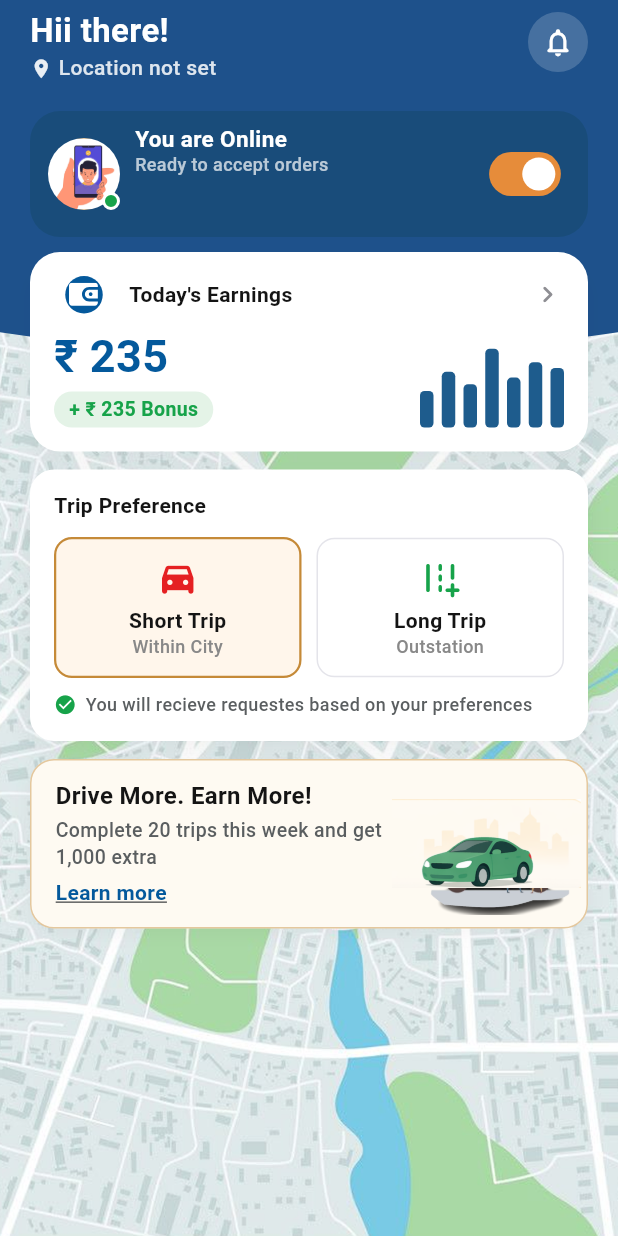
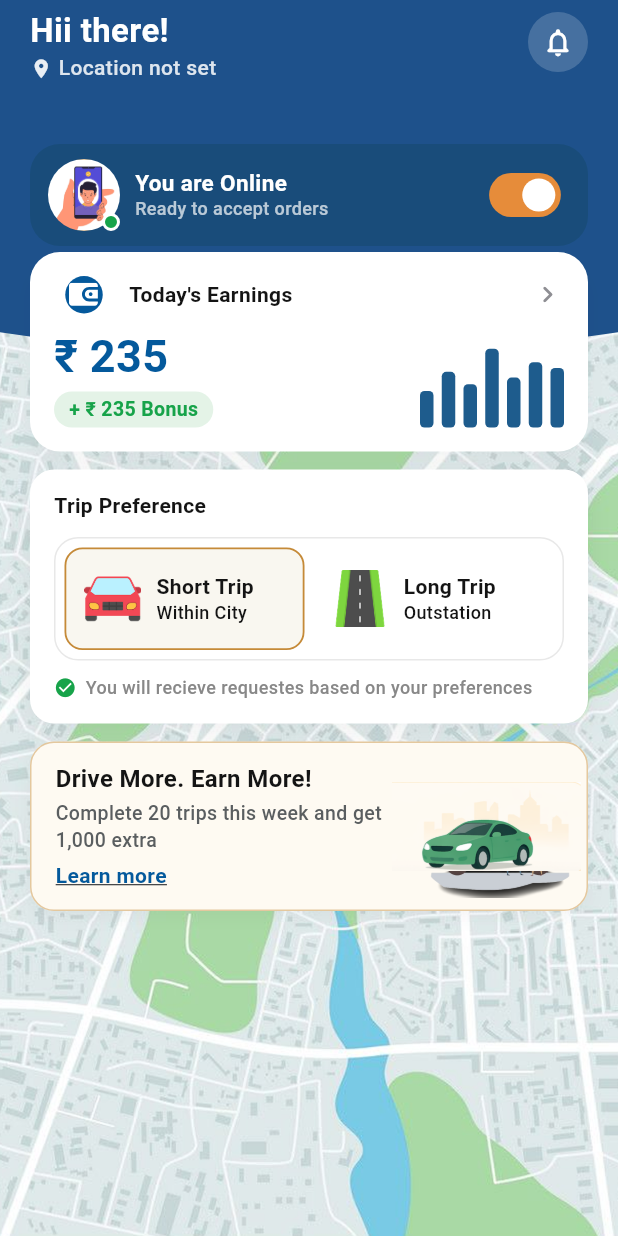
Before and after one commit to SHIDULPP/driveforme_driver, a Flutter app: the HomePage screen opened directly, on a phone screen of 412 x 824 dp. Run offline on Flutter 3.47's test engine with Material 3 defaults, Android fonts, the light colour scheme and no system bars; our stand-ins replace file_picker, flutter_dotenv, flutter_riverpod, flutter_secure_storage, flutter_svg, image_picker and 5 more; accounts and stored records are empty; network calls fail; Roboto replaces fonts that are missing (ClashGrotesk).

Commit message:
home page ui changes

```diff
--- a/lib/src/interfaces/main_pages/home_page.dart
+++ b/lib/src/interfaces/main_pages/home_page.dart
@@ -17,7 +17,6 @@ import 'package:flutter_svg/flutter_svg.dart';
 const _kHomeHeaderBlue = Color(0xFF1E518B);
 const _kOnlineCardBg = Color(0xFF164A72);
 const _kPromoCardBg = Color(0xFFFEFAF2);
-const _kTripSelectedBg = Color(0xFFFFF6EB);
 const _kToggleOrange = Color(0xFFE68C3A);
 const _kEarningsBarBlue = Color(0xFF1E5C8D);
 
@@ -29,6 +28,12 @@ const _kHeaderCurveDepth = 70.0;
 
 /// Pulls the earnings card up so ~40% sits on the blue header.
 const _kEarningsCardOverlap = 58.0;
+
+/// Height of the online status row at the bottom of the header.
+const _kOnlineCardHeight = 68.0;
+
+double _onlineCardTop(double topPadding) =>
+    topPadding + 8 + _kHeaderContentHeight - _kOnlineCardHeight;
 
 class HomePage extends ConsumerStatefulWidget {
   const HomePage({super.key});
@@ -62,8 +67,9 @@ class _HomePageState extends ConsumerState<HomePage> {
   }
 
   void _syncTripPreference(bool isShortTrip) {
-    ref.read(tripPreferenceProvider.notifier).state =
-        isShortTrip ? 'short_trip' : 'long_trip';
+    ref.read(tripPreferenceProvider.notifier).state = isShortTrip
+        ? 'short_trip'
+        : 'long_trip';
     ref.invalidate(availableTripsProvider);
   }
 
@@ -139,9 +145,7 @@ class _HomePageState extends ConsumerState<HomePage> {
               top: 0,
               left: 0,
               right: 0,
-              child: _HomeHeader(
-                isOnline: _isOnline,
-                onOnlineChanged: (value) => setState(() => _isOnline = value),
+              child: _HomeHeaderBackground(
                 contentHeight: _kHeaderContentHeight,
                 curveDepth: _kHeaderCurveDepth,
               ),
@@ -167,6 +171,15 @@ class _HomePageState extends ConsumerState<HomePage> {
                 ),
               ),
             ),
+            Positioned(
+              top: _onlineCardTop(topPadding),
+              left: 20,
+              right: 20,
+              child: _OnlineStatusCard(
+                isOnline: _isOnline,
+                onChanged: (value) => setState(() => _isOnline = value),
+              ),
+            ),
             if (currentTrip != null)
               Positioned(
                 left: 20,
@@ -186,16 +199,12 @@ class _HomePageState extends ConsumerState<HomePage> {
   }
 }
 
-class _HomeHeader extends ConsumerWidget {
-  const _HomeHeader({
-    required this.isOnline,
-    required this.onOnlineChanged,
+class _HomeHeaderBackground extends ConsumerWidget {
+  const _HomeHeaderBackground({
     required this.contentHeight,
     required this.curveDepth,
   });
 
-  final bool isOnline;
-  final ValueChanged<bool> onOnlineChanged;
   final double contentHeight;
   final double curveDepth;
 
@@ -305,15 +314,8 @@ class _HomeHeader extends ConsumerWidget {
                   ],
                 ),
                 const SizedBox(height: 14),
-                Expanded(
-                  child: Align(
-                    alignment: Alignment.bottomCenter,
-                    child: _OnlineStatusCard(
-                      isOnline: isOnline,
-                      onChanged: onOnlineChanged,
-                    ),
-                  ),
-                ),
+                const Spacer(),
+                const SizedBox(height: _kOnlineCardHeight),
               ],
             ),
           ),
@@ -416,7 +418,7 @@ class _OnlineStatusCard extends StatelessWidget {
               crossAxisAlignment: CrossAxisAlignment.start,
               children: [
                 Text(
-                  'You are Online',
+                  isOnline ? 'You are Online' : 'You are Offline',
                   style: kStyle(
                     kSemiBold,
                     kSize15,
@@ -426,7 +428,9 @@ class _OnlineStatusCard extends StatelessWidget {
                 ),
                 const SizedBox(height: 2),
                 Text(
-                  'Ready to accept orders',
+                  isOnline
+                      ? 'Ready to accept orders'
+                      : 'You will not receive requests',
                   style: kCaption12R.copyWith(
                     color: kWhite.withValues(alpha: 0.7),
                     height: 1.2,
@@ -576,6 +580,9 @@ class _TripPreferenceCard extends StatelessWidget {
   final bool isShortTrip;
   final ValueChanged<bool> onChanged;
 
+  static const _kOptionsBorder = Color(0xFFE8E8E8);
+  static const _kSelectedTripBg = Color(0xFFF9F7F0);
+
   @override
   Widget build(BuildContext context) {
     return Container(
@@ -596,44 +603,49 @@ class _TripPreferenceCard extends StatelessWidget {
         children: [
           Text('Trip Preference', style: kTripSubSectionSB),
           const SizedBox(height: 12),
-          Row(
+          Container(
+            padding: const EdgeInsets.all(6),
+            decoration: BoxDecoration(
+              color: kWhite,
+              borderRadius: BorderRadius.circular(16),
+              border: Border.all(color: _kOptionsBorder),
+            ),
+            child: Row(
               children: [
                 Expanded(
                   child: _TripOptionTile(
                     title: 'Short Trip',
                     subtitle: 'Within City',
-                  icon: Icons.directions_car_filled_rounded,
-                  iconColor: kRed,
+                    imagePath: 'assets/pngs/short_trip.png',
                     isSelected: isShortTrip,
+                    selectedBackground: _kSelectedTripBg,
                     onTap: () => onChanged(true),
                   ),
                 ),
-              const SizedBox(width: 10),
+                const SizedBox(width: 6),
                 Expanded(
                   child: _TripOptionTile(
                     title: 'Long Trip',
                     subtitle: 'Outstation',
-                  icon: Icons.add_road_rounded,
-                  iconColor: kActiveGreen,
+                    imagePath: 'assets/pngs/long_trip.png',
                     isSelected: !isShortTrip,
+                    selectedBackground: _kSelectedTripBg,
                     onTap: () => onChanged(false),
                   ),
                 ),
               ],
             ),
+          ),
           const SizedBox(height: 10),
           Row(
-            crossAxisAlignment: CrossAxisAlignment.start,
+            crossAxisAlignment: CrossAxisAlignment.center,
             children: [
               const Icon(Icons.check_circle, size: 15, color: kActiveGreen),
               const SizedBox(width: 6),
               Expanded(
                 child: Text(
                   'You will recieve requestes based on your preferences',
-                  style: kCaption12R.copyWith(
-                    color: kSecondaryTextColor,
-                    height: 1.35,
-                  ),
+                  style: kCaption12R.copyWith(color: kMutedText, height: 1.35),
                 ),
               ),
             ],
@@ -648,43 +660,51 @@ class _TripOptionTile extends StatelessWidget {
   const _TripOptionTile({
     required this.title,
     required this.subtitle,
-    required this.icon,
-    required this.iconColor,
+    required this.imagePath,
     required this.isSelected,
+    required this.selectedBackground,
     required this.onTap,
   });
 
   final String title;
   final String subtitle;
-  final IconData icon;
-  final Color iconColor;
+  final String imagePath;
   final bool isSelected;
+  final Color selectedBackground;
   final VoidCallback onTap;
 
   @override
   Widget build(BuildContext context) {
     return GestureDetector(
       onTap: onTap,
-      child: Container(
-        padding: const EdgeInsets.symmetric(horizontal: 10, vertical: 12),
+      child: AnimatedContainer(
+        duration: const Duration(milliseconds: 200),
+        padding: const EdgeInsets.symmetric(horizontal: 12, vertical: 14),
         decoration: BoxDecoration(
-          color: isSelected ? _kTripSelectedBg : kWhite,
+          color: isSelected ? selectedBackground : Colors.transparent,
           borderRadius: BorderRadius.circular(12),
-          border: Border.all(
-            color: isSelected ? kGoldAccent : kCardBorder,
-            width: isSelected ? 1.5 : 1,
+          border: isSelected
+              ? Border.all(color: kGoldAccent, width: 1.2)
+              : null,
         ),
-        ),
+        child: Row(
+          crossAxisAlignment: CrossAxisAlignment.center,
+          children: [
+            Image.asset(imagePath, height: 38, width: 38, fit: BoxFit.contain),
+            const SizedBox(width: 10),
+            Expanded(
               child: Column(
+                crossAxisAlignment: CrossAxisAlignment.start,
+                mainAxisSize: MainAxisSize.min,
                 children: [
-            Icon(icon, size: 28, color: iconColor),
-            const SizedBox(height: 6),
-            Text(title, style: kCaption14B, textAlign: TextAlign.center),
+                  Text(title, style: kCaption14B.copyWith(color: kTextColor)),
                   const SizedBox(height: 2),
                   Text(
                     subtitle,
-              style: kCaption12R.copyWith(color: kMutedText),
-              textAlign: TextAlign.center,
+                    style: kCaption12R.copyWith(color: kTextColor, height: 1.2),
+                  ),
+                ],
+              ),
             ),
           ],
         ),
```
Also changed, not shown: assets/pngs/long_trip.png (added), assets/pngs/short_trip.png (added). Lines whose indentation alone changed are shown as unchanged.
